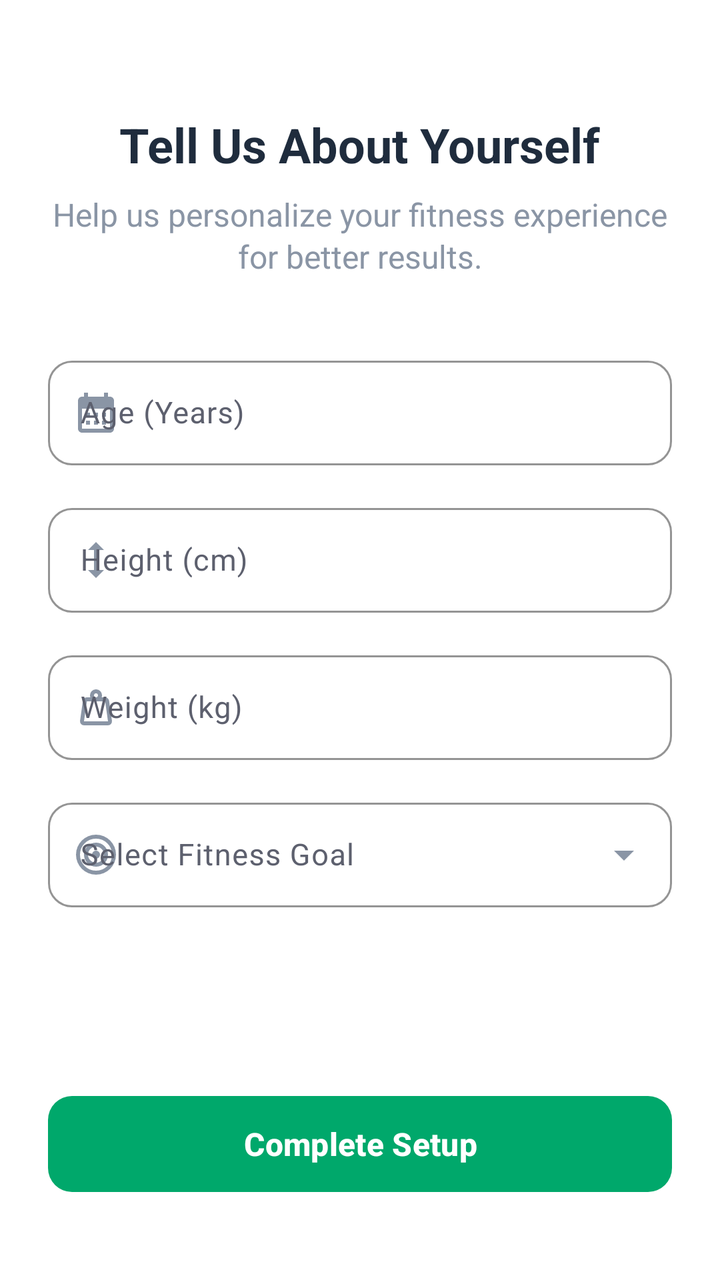
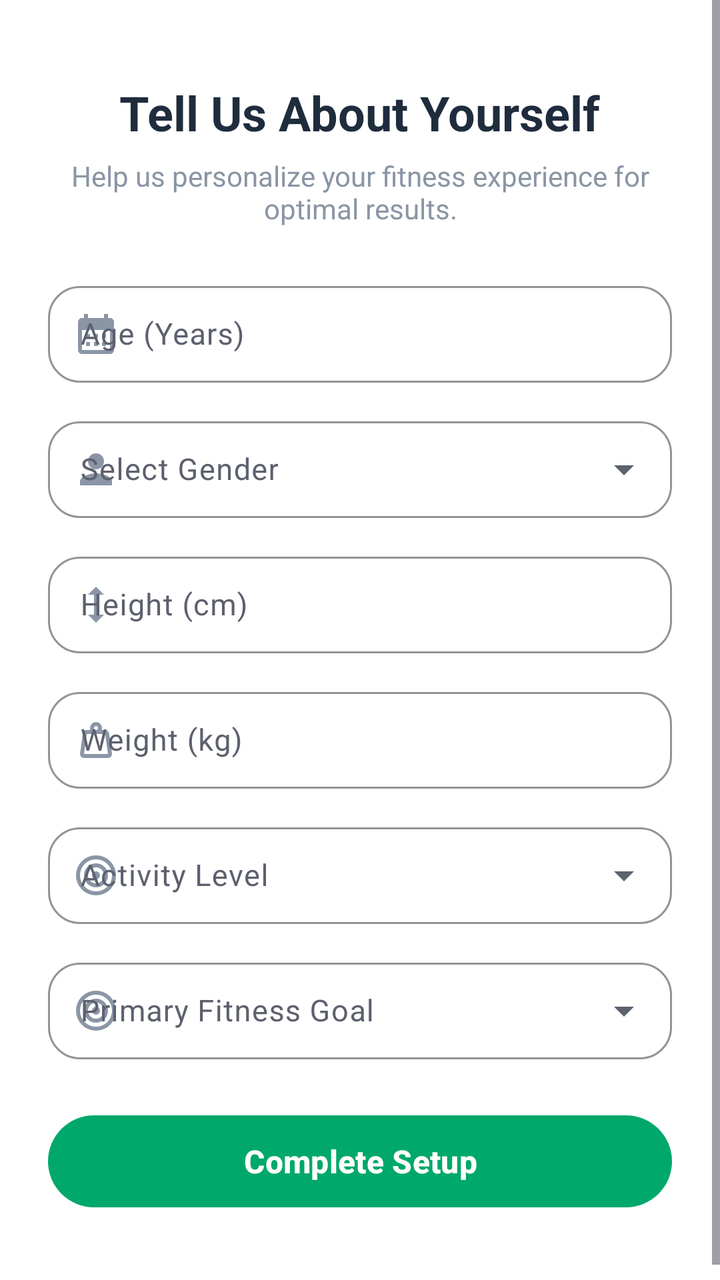

Before-and-after screenshots of an Android layout around one commit, followed by the original layout XML and the change that was made.
<!-- AndroidManifest.xml: application theme Theme.AuraFitAI -->
<!-- res/layout/fragment_onboarding.xml -->
<?xml version="1.0" encoding="utf-8"?>
<androidx.constraintlayout.widget.ConstraintLayout xmlns:android="http://schemas.android.com/apk/res/android"
    xmlns:app="http://schemas.android.com/apk/res-auto"
    android:layout_width="match_parent"
    android:layout_height="match_parent"
    android:background="@color/white"
    android:padding="24dp">

    <TextView
        android:id="@+id/tvOnboardingTitle"
        android:layout_width="wrap_content"
        android:layout_height="wrap_content"
        android:layout_marginTop="32dp"
        android:text="Tell Us About Yourself"
        android:textColor="@color/textColor"
        android:textSize="24sp"
        android:textStyle="bold"
        app:layout_constraintEnd_toEndOf="parent"
        app:layout_constraintStart_toStartOf="parent"
        app:layout_constraintTop_toTopOf="parent" />

    <TextView
        android:id="@+id/tvOnboardingSubtitle"
        android:layout_width="0dp"
        android:layout_height="wrap_content"
        android:layout_marginTop="8dp"
        android:text="Help us personalize your fitness experience for better results."
        android:textAlignment="center"
        android:textColor="@color/textSecondary"
        android:textSize="16sp"
        android:lineSpacingMultiplier="1.1"
        app:layout_constraintEnd_toEndOf="parent"
        app:layout_constraintStart_toStartOf="parent"
        app:layout_constraintTop_toBottomOf="@id/tvOnboardingTitle" />

    
    <com.google.android.material.textfield.TextInputLayout
        android:id="@+id/tilAge"
        style="@style/Widget.Material3.TextInputLayout.OutlinedBox"
        android:layout_width="match_parent"
        android:layout_height="wrap_content"
        android:layout_marginTop="36dp"
        android:hint="Age (Years)"
        app:boxCornerRadiusTopStart="12dp"
        app:boxCornerRadiusTopEnd="12dp"
        app:boxCornerRadiusBottomStart="12dp"
        app:boxCornerRadiusBottomEnd="12dp"
        app:boxStrokeColor="@color/borderStroke"
        app:boxStrokeWidth="1dp"
        app:hintEnabled="true"
        app:hintTextColor="@color/input_hint_color"
        app:startIconDrawable="@drawable/ic_calender"
        app:startIconTint="@color/input_icon_tint"
        app:layout_constraintTop_toBottomOf="@id/tvOnboardingSubtitle">

        <com.google.android.material.textfield.TextInputEditText
            android:id="@+id/etAge"
            android:layout_width="match_parent"
            android:layout_height="wrap_content"
            android:textColorHint="@color/input_hint_color"
            android:inputType="number"
            android:paddingVertical="16dp"
            android:textColor="@color/textColor"
            android:textSize="15sp"/>
    </com.google.android.material.textfield.TextInputLayout>

    
    <com.google.android.material.textfield.TextInputLayout
        android:id="@+id/tilHeight"
        style="@style/Widget.Material3.TextInputLayout.OutlinedBox"
        android:layout_width="match_parent"
        android:layout_height="wrap_content"
        android:layout_marginTop="16dp"
        android:hint="Height (cm)"
        app:boxCornerRadiusTopStart="12dp"
        app:boxCornerRadiusTopEnd="12dp"
        app:boxCornerRadiusBottomStart="12dp"
        app:boxCornerRadiusBottomEnd="12dp"
        app:boxStrokeColor="@color/borderStroke"
        app:boxStrokeWidth="1dp"
        app:hintEnabled="true"
        app:hintTextColor="@color/input_hint_color"
        app:startIconDrawable="@drawable/ic_height"
        app:startIconTint="@color/input_icon_tint"
        app:layout_constraintTop_toBottomOf="@id/tilAge">

        <com.google.android.material.textfield.TextInputEditText
            android:id="@+id/etHeight"
            android:layout_width="match_parent"
            android:layout_height="wrap_content"
            android:textColorHint="@color/input_hint_color"
            android:inputType="numberDecimal"
            android:paddingVertical="16dp"
            android:textColor="@color/textColor"
            android:textSize="15sp"/>
    </com.google.android.material.textfield.TextInputLayout>

    
    <com.google.android.material.textfield.TextInputLayout
        android:id="@+id/tilWeight"
        style="@style/Widget.Material3.TextInputLayout.OutlinedBox"
        android:layout_width="match_parent"
        android:layout_height="wrap_content"
        android:layout_marginTop="16dp"
        android:hint="Weight (kg)"
        app:boxCornerRadiusTopStart="12dp"
        app:boxCornerRadiusTopEnd="12dp"
        app:boxCornerRadiusBottomStart="12dp"
        app:boxCornerRadiusBottomEnd="12dp"
        app:boxStrokeColor="@color/borderStroke"
        app:boxStrokeWidth="1dp"
        app:hintEnabled="true"
        app:hintTextColor="@color/input_hint_color"
        app:startIconDrawable="@drawable/ic_weight"
        app:startIconTint="@color/input_icon_tint"
        app:layout_constraintTop_toBottomOf="@id/tilHeight">

        <com.google.android.material.textfield.TextInputEditText
            android:id="@+id/etWeight"
            android:layout_width="match_parent"
            android:layout_height="wrap_content"
            android:textColorHint="@color/input_hint_color"
            android:inputType="numberDecimal"
            android:paddingVertical="16dp"
            android:textColor="@color/textColor"
            android:textSize="15sp"/>
    </com.google.android.material.textfield.TextInputLayout>

    
    <com.google.android.material.textfield.TextInputLayout
        android:id="@+id/tilFitnessGoal"
        style="@style/Widget.Material3.TextInputLayout.OutlinedBox.ExposedDropdownMenu"
        android:layout_width="match_parent"
        android:layout_height="wrap_content"
        android:layout_marginTop="16dp"
        android:hint="Select Fitness Goal"
        app:boxCornerRadiusTopStart="12dp"
        app:boxCornerRadiusTopEnd="12dp"
        app:boxCornerRadiusBottomStart="12dp"
        app:boxCornerRadiusBottomEnd="12dp"
        app:boxStrokeColor="@color/borderStroke"
        app:boxStrokeWidth="1dp"
        app:hintEnabled="true"
        app:hintTextColor="@color/input_hint_color"
        app:startIconDrawable="@drawable/ic_goal"
        app:startIconTint="@color/input_icon_tint"
        app:endIconTint="@color/input_icon_tint"
        app:layout_constraintTop_toBottomOf="@id/tilWeight">

        <AutoCompleteTextView
            android:id="@+id/actvFitnessGoal"
            android:layout_width="match_parent"
            android:layout_height="wrap_content"
            android:textColorHint="@color/input_hint_color"
            android:inputType="none"
            android:paddingVertical="16dp"
            android:textColor="@color/textColor"
            android:textSize="15sp" />
    </com.google.android.material.textfield.TextInputLayout>

    <com.google.android.material.button.MaterialButton
        android:id="@+id/btnCompleteProfile"
        style="@style/Widget.Material3.Button"
        android:layout_width="match_parent"
        android:layout_height="56dp"
        android:layout_marginBottom="16dp"
        android:text="Complete Setup"
        android:textColor="@color/white"
        android:textSize="16sp"
        android:textStyle="bold"
        app:backgroundTint="@color/gradient_auth_center"
        app:cornerRadius="12dp"
        app:layout_constraintBottom_toBottomOf="parent" />

</androidx.constraintlayout.widget.ConstraintLayout>
<!-- resources referenced by this layout -->
<resources>
  <color name="borderStroke">#E2E8F0</color>
  <color name="gradient_auth_center">#00A86B</color>
  <color name="input_hint_color">#94A3B8</color>
  <color name="input_icon_tint">#8A95A5</color>
  <color name="textColor">#1F2C3D</color>
  <color name="textSecondary">#8A95A5</color>
  <color name="white">#FFFFFF</color>
  <!-- drawable ic_calender (drawable) -->
  <vector xmlns:android="http://schemas.android.com/apk/res/android" android:height="24dp" android:tint="#8A95A5" android:viewportHeight="24" android:viewportWidth="24" android:width="24dp">
        
      <path android:fillColor="@android:color/white" android:pathData="M19,4h-1V2h-2v2H8V2H6v2H5C3.89,4 3.01,4.9 3.01,6L3,20c0,1.1 0.89,2 2,2h14c1.1,0 2,-0.9 2,-2V6C21,4.9 20.1,4 19,4zM19,20H5V10h14V20zM9,14H7v-2h2V14zM13,14h-2v-2h2V14zM17,14h-2v-2h2V14zM9,18H7v-2h2V18zM13,18h-2v-2h2V18zM17,18h-2v-2h2V18z"/>
      
  </vector>
  <!-- drawable ic_height (drawable) -->
  <vector xmlns:android="http://schemas.android.com/apk/res/android" android:height="24dp" android:tint="#8A95A5" android:viewportHeight="24" android:viewportWidth="24" android:width="24dp">
        
      <path android:fillColor="@android:color/white" android:pathData="M13,6.99l3,0l-4,-3.99l-4,3.99l3,0l0,10.02l-3,0l4,3.99l4,-3.99l-3,0z"/>
      
  </vector>
  <style name="Theme.AuraFitAI" parent="Theme.Material3.Light.NoActionBar">
          <item name="colorPrimary">@color/athletic_emerald</item>
          <item name="colorOnPrimary">@color/light_background</item>
          <item name="colorPrimaryContainer">@color/athletic_emerald_light</item>
  
          <item name="android:windowBackground">@color/light_background</item>
          <item name="colorSurface">@color/light_surface</item>
          <item name="colorSurfaceVariant">@color/light_surface_variant</item>
  
          <item name="colorOnBackground">@color/light_on_background</item>
          <item name="colorOnSurface">@color/light_on_surface</item>
          <item name="colorOnSurfaceVariant">@color/light_on_surface_variant</item>
  
          <item name="android:statusBarColor">@color/light_background</item>
          <item name="android:windowLightStatusBar">true</item>
      </style>
  <color name="athletic_emerald">#1B5E20</color>
  <color name="light_background">#FFFFFF</color>
  <color name="athletic_emerald_light">#4C8C4A</color>
  <color name="light_surface">#F4F6F9</color>
  <color name="light_surface_variant">#E9ECF0</color>
  <color name="light_on_background">#0D0E12</color>
  <color name="light_on_surface">#1A1C24</color>
  <color name="light_on_surface_variant">#5D606E</color>
  <!-- unchanged entries left out for length: 2 -->
</resources>

<!-- the commit's change to res/layout/fragment_onboarding.xml (unified diff, before → after) -->
@@ -1,175 +1,243 @@
 <?xml version="1.0" encoding="utf-8"?>
-<androidx.constraintlayout.widget.ConstraintLayout xmlns:android="http://schemas.android.com/apk/res/android"
+<ScrollView xmlns:android="http://schemas.android.com/apk/res/android"
     xmlns:app="http://schemas.android.com/apk/res-auto"
     android:layout_width="match_parent"
     android:layout_height="match_parent"
-    android:background="@color/white"
-    android:padding="24dp">
-
-    <TextView
-        android:id="@+id/tvOnboardingTitle"
-        android:layout_width="wrap_content"
-        android:layout_height="wrap_content"
-        android:layout_marginTop="32dp"
-        android:text="Tell Us About Yourself"
-        android:textColor="@color/textColor"
-        android:textSize="24sp"
-        android:textStyle="bold"
-        app:layout_constraintEnd_toEndOf="parent"
-        app:layout_constraintStart_toStartOf="parent"
-        app:layout_constraintTop_toTopOf="parent" />
-
-    <TextView
-        android:id="@+id/tvOnboardingSubtitle"
-        android:layout_width="0dp"
-        android:layout_height="wrap_content"
-        android:layout_marginTop="8dp"
-        android:text="Help us personalize your fitness experience for better results."
-        android:textAlignment="center"
-        android:textColor="@color/textSecondary"
-        android:textSize="16sp"
-        android:lineSpacingMultiplier="1.1"
-        app:layout_constraintEnd_toEndOf="parent"
-        app:layout_constraintStart_toStartOf="parent"
-        app:layout_constraintTop_toBottomOf="@id/tvOnboardingTitle" />
-
-    
-    <com.google.android.material.textfield.TextInputLayout
-        android:id="@+id/tilAge"
-        style="@style/Widget.Material3.TextInputLayout.OutlinedBox"
+    android:fillViewport="true"
+    android:background="@color/white">
+
+    <androidx.constraintlayout.widget.ConstraintLayout
         android:layout_width="match_parent"
         android:layout_height="wrap_content"
-        android:layout_marginTop="36dp"
-        android:hint="Age (Years)"
-        app:boxCornerRadiusTopStart="12dp"
-        app:boxCornerRadiusTopEnd="12dp"
-        app:boxCornerRadiusBottomStart="12dp"
-        app:boxCornerRadiusBottomEnd="12dp"
-        app:boxStrokeColor="@color/borderStroke"
-        app:boxStrokeWidth="1dp"
-        app:hintEnabled="true"
-        app:hintTextColor="@color/input_hint_color"
-        app:startIconDrawable="@drawable/ic_calender"
-        app:startIconTint="@color/input_icon_tint"
-        app:layout_constraintTop_toBottomOf="@id/tvOnboardingSubtitle">
-
-        <com.google.android.material.textfield.TextInputEditText
-            android:id="@+id/etAge"
-            android:layout_width="match_parent"
-            android:layout_height="wrap_content"
-            android:textColorHint="@color/input_hint_color"
-            android:inputType="number"
-            android:paddingVertical="16dp"
+        android:padding="24dp">
+
+        <TextView
+            android:id="@+id/tvOnboardingTitle"
+            android:layout_width="wrap_content"
+            android:layout_height="wrap_content"
+            android:layout_marginTop="16dp"
+            android:text="Tell Us About Yourself"
             android:textColor="@color/textColor"
-            android:textSize="15sp"/>
-    </com.google.android.material.textfield.TextInputLayout>
-
-    
-    <com.google.android.material.textfield.TextInputLayout
-        android:id="@+id/tilHeight"
-        style="@style/Widget.Material3.TextInputLayout.OutlinedBox"
-        android:layout_width="match_parent"
-        android:layout_height="wrap_content"
-        android:layout_marginTop="16dp"
-        android:hint="Height (cm)"
-        app:boxCornerRadiusTopStart="12dp"
-        app:boxCornerRadiusTopEnd="12dp"
-        app:boxCornerRadiusBottomStart="12dp"
-        app:boxCornerRadiusBottomEnd="12dp"
-        app:boxStrokeColor="@color/borderStroke"
-        app:boxStrokeWidth="1dp"
-        app:hintEnabled="true"
-        app:hintTextColor="@color/input_hint_color"
-        app:startIconDrawable="@drawable/ic_height"
-        app:startIconTint="@color/input_icon_tint"
-        app:layout_constraintTop_toBottomOf="@id/tilAge">
-
-        <com.google.android.material.textfield.TextInputEditText
-            android:id="@+id/etHeight"
-            android:layout_width="match_parent"
-            android:layout_height="wrap_content"
-            android:textColorHint="@color/input_hint_color"
-            android:inputType="numberDecimal"
-            android:paddingVertical="16dp"
-            android:textColor="@color/textColor"
-            android:textSize="15sp"/>
-    </com.google.android.material.textfield.TextInputLayout>
-
-    
-    <com.google.android.material.textfield.TextInputLayout
-        android:id="@+id/tilWeight"
-        style="@style/Widget.Material3.TextInputLayout.OutlinedBox"
-        android:layout_width="match_parent"
-        android:layout_height="wrap_content"
-        android:layout_marginTop="16dp"
-        android:hint="Weight (kg)"
-        app:boxCornerRadiusTopStart="12dp"
-        app:boxCornerRadiusTopEnd="12dp"
-        app:boxCornerRadiusBottomStart="12dp"
-        app:boxCornerRadiusBottomEnd="12dp"
-        app:boxStrokeColor="@color/borderStroke"
-        app:boxStrokeWidth="1dp"
-        app:hintEnabled="true"
-        app:hintTextColor="@color/input_hint_color"
-        app:startIconDrawable="@drawable/ic_weight"
-        app:startIconTint="@color/input_icon_tint"
-        app:layout_constraintTop_toBottomOf="@id/tilHeight">
-
-        <com.google.android.material.textfield.TextInputEditText
-            android:id="@+id/etWeight"
-            android:layout_width="match_parent"
-            android:layout_height="wrap_content"
-            android:textColorHint="@color/input_hint_color"
-            android:inputType="numberDecimal"
-            android:paddingVertical="16dp"
-            android:textColor="@color/textColor"
-            android:textSize="15sp"/>
-    </com.google.android.material.textfield.TextInputLayout>
-
-    
-    <com.google.android.material.textfield.TextInputLayout
-        android:id="@+id/tilFitnessGoal"
-        style="@style/Widget.Material3.TextInputLayout.OutlinedBox.ExposedDropdownMenu"
-        android:layout_width="match_parent"
-        android:layout_height="wrap_content"
-        android:layout_marginTop="16dp"
-        android:hint="Select Fitness Goal"
-        app:boxCornerRadiusTopStart="12dp"
-        app:boxCornerRadiusTopEnd="12dp"
-        app:boxCornerRadiusBottomStart="12dp"
-        app:boxCornerRadiusBottomEnd="12dp"
-        app:boxStrokeColor="@color/borderStroke"
-        app:boxStrokeWidth="1dp"
-        app:hintEnabled="true"
-        app:hintTextColor="@color/input_hint_color"
-        app:startIconDrawable="@drawable/ic_goal"
-        app:startIconTint="@color/input_icon_tint"
-        app:endIconTint="@color/input_icon_tint"
-        app:layout_constraintTop_toBottomOf="@id/tilWeight">
-
-        <AutoCompleteTextView
-            android:id="@+id/actvFitnessGoal"
-            android:layout_width="match_parent"
-            android:layout_height="wrap_content"
-            android:textColorHint="@color/input_hint_color"
-            android:inputType="none"
-            android:paddingVertical="16dp"
-            android:textColor="@color/textColor"
-            android:textSize="15sp" />
-    </com.google.android.material.textfield.TextInputLayout>
-
-    <com.google.android.material.button.MaterialButton
-        android:id="@+id/btnCompleteProfile"
-        style="@style/Widget.Material3.Button"
-        android:layout_width="match_parent"
-        android:layout_height="56dp"
-        android:layout_marginBottom="16dp"
-        android:text="Complete Setup"
-        android:textColor="@color/white"
-        android:textSize="16sp"
-        android:textStyle="bold"
-        app:backgroundTint="@color/gradient_auth_center"
-        app:cornerRadius="12dp"
-        app:layout_constraintBottom_toBottomOf="parent" />
-
-</androidx.constraintlayout.widget.ConstraintLayout>
+            android:textSize="24sp"
+            android:textStyle="bold"
+            app:layout_constraintEnd_toEndOf="parent"
+            app:layout_constraintStart_toStartOf="parent"
+            app:layout_constraintTop_toTopOf="parent" />
+
+        <TextView
+            android:id="@+id/tvOnboardingSubtitle"
+            android:layout_width="0dp"
+            android:layout_height="wrap_content"
+            android:layout_marginTop="6dp"
+            android:text="Help us personalize your fitness experience for optimal results."
+            android:textAlignment="center"
+            android:textColor="@color/textSecondary"
+            android:textSize="14sp"
+            app:layout_constraintEnd_toEndOf="parent"
+            app:layout_constraintStart_toStartOf="parent"
+            app:layout_constraintTop_toBottomOf="@id/tvOnboardingTitle" />
+
+        
+        <com.google.android.material.textfield.TextInputLayout
+            android:id="@+id/tilAge"
+            style="@style/Widget.Material3.TextInputLayout.OutlinedBox"
+            android:layout_width="match_parent"
+            android:layout_height="wrap_content"
+            android:layout_marginTop="24dp"
+            android:hint="Age (Years)"
+            app:boxCornerRadiusTopStart="16dp"
+            app:boxCornerRadiusTopEnd="16dp"
+            app:boxCornerRadiusBottomStart="16dp"
+            app:boxCornerRadiusBottomEnd="16dp"
+            app:boxStrokeColor="@color/borderStroke"
+            app:boxStrokeWidth="1dp"
+            app:hintEnabled="true"
+            app:hintTextColor="@color/input_hint_color"
+            app:startIconDrawable="@drawable/ic_calender"
+            app:startIconTint="@color/input_icon_tint"
+            app:layout_constraintTop_toBottomOf="@id/tvOnboardingSubtitle">
+
+            <com.google.android.material.textfield.TextInputEditText
+                android:id="@+id/etAge"
+                android:layout_width="match_parent"
+                android:layout_height="wrap_content"
+                android:textColorHint="@color/input_hint_color"
+                android:inputType="number"
+                android:paddingVertical="14dp"
+                android:textColor="@color/textColor"
+                android:textSize="15sp"/>
+        </com.google.android.material.textfield.TextInputLayout>
+
+        
+        <com.google.android.material.textfield.TextInputLayout
+            android:id="@+id/tilGender"
+            style="@style/Widget.Material3.TextInputLayout.OutlinedBox.ExposedDropdownMenu"
+            android:layout_width="match_parent"
+            android:layout_height="wrap_content"
+            android:layout_marginTop="14dp"
+            android:hint="Select Gender"
+            app:boxCornerRadiusTopStart="16dp"
+            app:boxCornerRadiusTopEnd="16dp"
+            app:boxCornerRadiusBottomStart="16dp"
+            app:boxCornerRadiusBottomEnd="16dp"
+            app:boxStrokeColor="@color/borderStroke"
+            app:boxStrokeWidth="1dp"
+            app:hintEnabled="true"
+            app:hintTextColor="@color/input_hint_color"
+            app:startIconDrawable="@drawable/ic_user"
+            app:startIconTint="@color/input_icon_tint"
+            app:layout_constraintTop_toBottomOf="@id/tilAge">
+
+            <AutoCompleteTextView
+                android:id="@+id/actvGender"
+                android:layout_width="match_parent"
+                android:layout_height="wrap_content"
+                android:textColorHint="@color/input_hint_color"
+                android:inputType="none"
+                android:paddingVertical="14dp"
+                android:textColor="@color/textColor"
+                android:textSize="15sp" />
+        </com.google.android.material.textfield.TextInputLayout>
+
+        
+        <com.google.android.material.textfield.TextInputLayout
+            android:id="@+id/tilHeight"
+            style="@style/Widget.Material3.TextInputLayout.OutlinedBox"
+            android:layout_width="match_parent"
+            android:layout_height="wrap_content"
+            android:layout_marginTop="14dp"
+            android:hint="Height (cm)"
+            app:boxCornerRadiusTopStart="16dp"
+            app:boxCornerRadiusTopEnd="16dp"
+            app:boxCornerRadiusBottomStart="16dp"
+            app:boxCornerRadiusBottomEnd="16dp"
+            app:boxStrokeColor="@color/borderStroke"
+            app:boxStrokeWidth="1dp"
+            app:hintEnabled="true"
+            app:hintTextColor="@color/input_hint_color"
+            app:startIconDrawable="@drawable/ic_height"
+            app:startIconTint="@color/input_icon_tint"
+            app:layout_constraintTop_toBottomOf="@id/tilGender">
+
+            <com.google.android.material.textfield.TextInputEditText
+                android:id="@+id/etHeight"
+                android:layout_width="match_parent"
+                android:layout_height="wrap_content"
+                android:textColorHint="@color/input_hint_color"
+                android:inputType="numberDecimal"
+                android:paddingVertical="14dp"
+                android:textColor="@color/textColor"
+                android:textSize="15sp"/>
+        </com.google.android.material.textfield.TextInputLayout>
+
+        
+        <com.google.android.material.textfield.TextInputLayout
+            android:id="@+id/tilWeight"
+            style="@style/Widget.Material3.TextInputLayout.OutlinedBox"
+            android:layout_width="match_parent"
+            android:layout_height="wrap_content"
+            android:layout_marginTop="14dp"
+            android:hint="Weight (kg)"
+            app:boxCornerRadiusTopStart="16dp"
+            app:boxCornerRadiusTopEnd="16dp"
+            app:boxCornerRadiusBottomStart="16dp"
+            app:boxCornerRadiusBottomEnd="16dp"
+            app:boxStrokeColor="@color/borderStroke"
+            app:boxStrokeWidth="1dp"
+            app:hintEnabled="true"
+            app:hintTextColor="@color/input_hint_color"
+            app:startIconDrawable="@drawable/ic_weight"
+            app:startIconTint="@color/input_icon_tint"
+            app:layout_constraintTop_toBottomOf="@id/tilHeight">
+
+            <com.google.android.material.textfield.TextInputEditText
+                android:id="@+id/etWeight"
+                android:layout_width="match_parent"
+                android:layout_height="wrap_content"
+                android:textColorHint="@color/input_hint_color"
+                android:inputType="numberDecimal"
+                android:paddingVertical="14dp"
+                android:textColor="@color/textColor"
+                android:textSize="15sp"/>
+        </com.google.android.material.textfield.TextInputLayout>
+
+        
+        <com.google.android.material.textfield.TextInputLayout
+            android:id="@+id/tilActivityLevel"
+            style="@style/Widget.Material3.TextInputLayout.OutlinedBox.ExposedDropdownMenu"
+            android:layout_width="match_parent"
+            android:layout_height="wrap_content"
+            android:layout_marginTop="14dp"
+            android:hint="Activity Level"
+            app:boxCornerRadiusTopStart="16dp"
+            app:boxCornerRadiusTopEnd="16dp"
+            app:boxCornerRadiusBottomStart="16dp"
+            app:boxCornerRadiusBottomEnd="16dp"
+            app:boxStrokeColor="@color/borderStroke"
+            app:boxStrokeWidth="1dp"
+            app:hintEnabled="true"
+            app:hintTextColor="@color/input_hint_color"
+            app:startIconDrawable="@drawable/ic_goal"
+            app:startIconTint="@color/input_icon_tint"
+            app:layout_constraintTop_toBottomOf="@id/tilWeight">
+
+            <AutoCompleteTextView
+                android:id="@+id/actvActivityLevel"
+                android:layout_width="match_parent"
+                android:layout_height="wrap_content"
+                android:textColorHint="@color/input_hint_color"
+                android:inputType="none"
+                android:paddingVertical="14dp"
+                android:textColor="@color/textColor"
+                android:textSize="15sp" />
+        </com.google.android.material.textfield.TextInputLayout>
+
+        
+        <com.google.android.material.textfield.TextInputLayout
+            android:id="@+id/tilFitnessGoal"
+            style="@style/Widget.Material3.TextInputLayout.OutlinedBox.ExposedDropdownMenu"
+            android:layout_width="match_parent"
+            android:layout_height="wrap_content"
+            android:layout_marginTop="14dp"
+            android:hint="Primary Fitness Goal"
+            app:boxCornerRadiusTopStart="16dp"
+            app:boxCornerRadiusTopEnd="16dp"
+            app:boxCornerRadiusBottomStart="16dp"
+            app:boxCornerRadiusBottomEnd="16dp"
+            app:boxStrokeColor="@color/borderStroke"
+            app:boxStrokeWidth="1dp"
+            app:hintEnabled="true"
+            app:hintTextColor="@color/input_hint_color"
+            app:startIconDrawable="@drawable/ic_goal"
+            app:startIconTint="@color/input_icon_tint"
+            app:layout_constraintTop_toBottomOf="@id/tilActivityLevel">
+
+            <AutoCompleteTextView
+                android:id="@+id/actvFitnessGoal"
+                android:layout_width="match_parent"
+                android:layout_height="wrap_content"
+                android:textColorHint="@color/input_hint_color"
+                android:inputType="none"
+                android:paddingVertical="14dp"
+                android:textColor="@color/textColor"
+                android:textSize="15sp" />
+        </com.google.android.material.textfield.TextInputLayout>
+
+        <com.google.android.material.button.MaterialButton
+            android:id="@+id/btnCompleteProfile"
+            style="@style/Widget.Material3.Button"
+            android:layout_width="match_parent"
+            android:layout_height="54dp"
+            android:layout_marginTop="24dp"
+            android:layout_marginBottom="16dp"
+            android:text="Complete Setup"
+            android:textColor="@color/white"
+            android:textSize="16sp"
+            android:textStyle="bold"
+            app:backgroundTint="@color/gradient_auth_center"
+            app:cornerRadius="27dp"
+            app:layout_constraintBottom_toBottomOf="parent"
+            app:layout_constraintTop_toBottomOf="@id/tilFitnessGoal" />
+
+    </androidx.constraintlayout.widget.ConstraintLayout>
+</ScrollView>
<!-- resource entries referenced after the edit -->
@@ -17,6 +17,12 @@
   <vector xmlns:android="http://schemas.android.com/apk/res/android" android:height="24dp" android:tint="#8A95A5" android:viewportHeight="24" android:viewportWidth="24" android:width="24dp">
         
       <path android:fillColor="@android:color/white" android:pathData="M13,6.99l3,0l-4,-3.99l-4,3.99l3,0l0,10.02l-3,0l4,3.99l4,-3.99l-3,0z"/>
+      
+  </vector>
+  <!-- drawable ic_user (drawable) -->
+  <vector xmlns:android="http://schemas.android.com/apk/res/android" android:height="24dp" android:tint="#8A95A5" android:viewportHeight="24" android:viewportWidth="24" android:width="24dp">
+        
+      <path android:fillColor="@android:color/white" android:pathData="M12,12c2.21,0 4,-1.79 4,-4s-1.79,-4 -4,-4 -4,1.79 -4,4 1.79,4 4,4zM12,14c-2.67,0 -8,1.34 -8,4v2h16v-2c0,-2.66 -5.33,-4 -8,-4z"/>
       
   </vector>
   <style name="Theme.AuraFitAI" parent="Theme.Material3.Light.NoActionBar">
